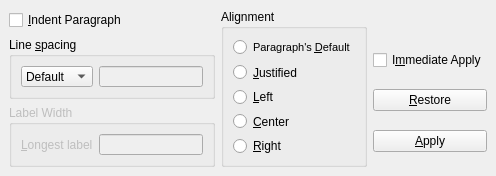
Above: src/frontends/qt4/ui/ParagraphUi.ui from cburschka/lyx before the change. Below: the same form after it.
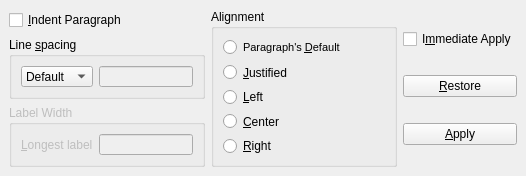
That is the form after the change.

Patch:
```diff
--- a/src/frontends/qt4/ui/ParagraphUi.ui
+++ b/src/frontends/qt4/ui/ParagraphUi.ui
@@ -5,14 +5,14 @@
    <rect>
     <x>0</x>
     <y>0</y>
-    <width>496</width>
+    <width>526</width>
     <height>176</height>
    </rect>
   </property>
   <property name="sizePolicy" >
    <sizepolicy>
-    <hsizetype>5</hsizetype>
-    <vsizetype>5</vsizetype>
+    <hsizetype>3</hsizetype>
+    <vsizetype>3</vsizetype>
     <horstretch>0</horstretch>
     <verstretch>0</verstretch>
    </sizepolicy>
@@ -36,7 +36,7 @@
    <property name="spacing" >
     <number>6</number>
    </property>
-   <item row="0" column="0" >
+   <item rowspan="3" row="0" column="2" >
     <layout class="QGridLayout" >
      <property name="margin" >
       <number>0</number>
@@ -44,6 +44,43 @@
      <property name="spacing" >
       <number>6</number>
      </property>
+     <item row="0" column="0" >
+      <widget class="QCheckBox" name="synchronizedViewCB" >
+       <property name="sizePolicy" >
+        <sizepolicy>
+         <hsizetype>0</hsizetype>
+         <vsizetype>0</vsizetype>
+         <horstretch>0</horstretch>
+         <verstretch>0</verstretch>
+        </sizepolicy>
+       </property>
+       <property name="text" >
+        <string>I&amp;mmediate Apply</string>
+       </property>
+      </widget>
+     </item>
+     <item row="2" column="0" >
+      <widget class="QPushButton" name="applyPB" >
+       <property name="text" >
+        <string>&amp;Apply</string>
+       </property>
+       <property name="autoDefault" >
+        <bool>false</bool>
+       </property>
+      </widget>
+     </item>
+     <item row="1" column="0" >
+      <widget class="QPushButton" name="restorePB" >
+       <property name="text" >
+        <string>&amp;Restore</string>
+       </property>
+       <property name="autoDefault" >
+        <bool>false</bool>
+       </property>
+      </widget>
+     </item>
+    </layout>
+   </item>
      <item row="0" column="0" >
       <widget class="QCheckBox" name="indentCB" >
        <property name="sizePolicy" >
@@ -59,78 +96,6 @@
        </property>
       </widget>
      </item>
-     <item rowspan="3" row="0" column="1" >
-      <widget class="QGroupBox" name="aligmentGB" >
-       <property name="sizePolicy" >
-        <sizepolicy>
-         <hsizetype>0</hsizetype>
-         <vsizetype>0</vsizetype>
-         <horstretch>0</horstretch>
-         <verstretch>0</verstretch>
-        </sizepolicy>
-       </property>
-       <property name="title" >
-        <string>Alignment</string>
-       </property>
-       <layout class="QGridLayout" >
-        <property name="margin" >
-         <number>9</number>
-        </property>
-        <property name="spacing" >
-         <number>6</number>
-        </property>
-        <item row="4" column="0" >
-         <widget class="QRadioButton" name="alignRightRB" >
-          <property name="text" >
-           <string>&amp;Right</string>
-          </property>
-         </widget>
-        </item>
-        <item row="3" column="0" >
-         <widget class="QRadioButton" name="alignCenterRB" >
-          <property name="text" >
-           <string>&amp;Center</string>
-          </property>
-         </widget>
-        </item>
-        <item row="2" column="0" >
-         <widget class="QRadioButton" name="alignLeftRB" >
-          <property name="text" >
-           <string>&amp;Left</string>
-          </property>
-         </widget>
-        </item>
-        <item row="1" column="0" >
-         <widget class="QRadioButton" name="alignJustRB" >
-          <property name="text" >
-           <string>&amp;Justified</string>
-          </property>
-         </widget>
-        </item>
-        <item row="0" column="0" >
-         <widget class="QRadioButton" name="alignDefaultRB" >
-          <property name="font" >
-           <font>
-            <family>MS Shell Dlg 2</family>
-            <pointsize>8</pointsize>
-            <weight>50</weight>
-            <italic>false</italic>
-            <bold>false</bold>
-            <underline>false</underline>
-            <strikeout>false</strikeout>
-           </font>
-          </property>
-          <property name="toolTip" >
-           <string>Use the default alignment for this paragraph, whatever it is.</string>
-          </property>
-          <property name="text" >
-           <string>Paragraph's &amp;Default</string>
-          </property>
-         </widget>
-        </item>
-       </layout>
-      </widget>
-     </item>
      <item row="2" column="0" >
       <widget class="QGroupBox" name="labelwidthGB" >
        <property name="enabled" >
@@ -236,16 +201,8 @@
        </layout>
       </widget>
      </item>
-     <item rowspan="2" row="1" column="2" >
-      <layout class="QGridLayout" >
-       <property name="margin" >
-        <number>0</number>
-       </property>
-       <property name="spacing" >
-        <number>6</number>
-       </property>
-       <item row="0" column="0" >
-        <widget class="QCheckBox" name="synchronizedViewCB" >
+   <item rowspan="3" row="0" column="1" >
+    <widget class="QGroupBox" name="aligmentGB" >
          <property name="sizePolicy" >
           <sizepolicy>
            <hsizetype>0</hsizetype>
@@ -254,34 +211,100 @@
            <verstretch>0</verstretch>
           </sizepolicy>
          </property>
+     <property name="title" >
+      <string>Alignment</string>
+     </property>
+     <layout class="QGridLayout" >
+      <property name="margin" >
+       <number>9</number>
+      </property>
+      <property name="spacing" >
+       <number>6</number>
+      </property>
+      <item row="0" column="0" >
+       <layout class="QHBoxLayout" >
+        <property name="margin" >
+         <number>0</number>
+        </property>
+        <property name="spacing" >
+         <number>6</number>
+        </property>
+        <item>
+         <layout class="QVBoxLayout" >
+          <property name="margin" >
+           <number>0</number>
+          </property>
+          <property name="spacing" >
+           <number>6</number>
+          </property>
+          <item>
+           <widget class="QRadioButton" name="alignDefaultRB" >
+            <property name="font" >
+             <font>
+              <family>MS Shell Dlg 2</family>
+              <pointsize>8</pointsize>
+              <weight>50</weight>
+              <italic>false</italic>
+              <bold>false</bold>
+              <underline>false</underline>
+              <strikeout>false</strikeout>
+             </font>
+            </property>
+            <property name="toolTip" >
+             <string>Use the default alignment for this paragraph, whatever it is.</string>
+            </property>
          <property name="text" >
-          <string>I&amp;mmediate Apply</string>
+             <string>Paragraph's &amp;Default</string>
          </property>
         </widget>
        </item>
-       <item row="2" column="0" >
-        <widget class="QPushButton" name="applyPB" >
+          <item>
+           <widget class="QRadioButton" name="alignJustRB" >
          <property name="text" >
-          <string>&amp;Apply</string>
-         </property>
-         <property name="autoDefault" >
-          <bool>false</bool>
+             <string>&amp;Justified</string>
+            </property>
+           </widget>
+          </item>
+          <item>
+           <widget class="QRadioButton" name="alignLeftRB" >
+            <property name="text" >
+             <string>&amp;Left</string>
          </property>
         </widget>
        </item>
-       <item row="1" column="0" >
-        <widget class="QPushButton" name="restorePB" >
+          <item>
+           <widget class="QRadioButton" name="alignCenterRB" >
          <property name="text" >
-          <string>&amp;Restore</string>
-         </property>
-         <property name="autoDefault" >
-          <bool>false</bool>
+             <string>&amp;Center</string>
+            </property>
+           </widget>
+          </item>
+          <item>
+           <widget class="QRadioButton" name="alignRightRB" >
+            <property name="text" >
+             <string>&amp;Right</string>
          </property>
         </widget>
        </item>
       </layout>
      </item>
-    </layout>
+        <item>
+         <spacer>
+          <property name="orientation" >
+           <enum>Qt::Horizontal</enum>
+          </property>
+          <property name="sizeHint" >
+           <size>
+            <width>40</width>
+            <height>20</height>
+           </size>
+          </property>
+         </spacer>
+        </item>
+       </layout>
+      </item>
+     </layout>
+    </widget>
    </item>
   </layout>
  </widget>
```
Lines whose indentation alone changed are shown as unchanged.
